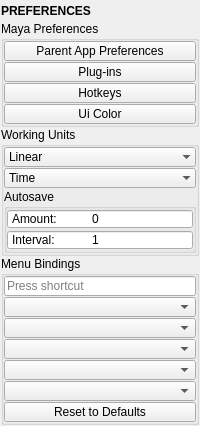
First picture: the form in tentacle/ui/preferences.ui, repository m3trik/tentacle, before the edit.
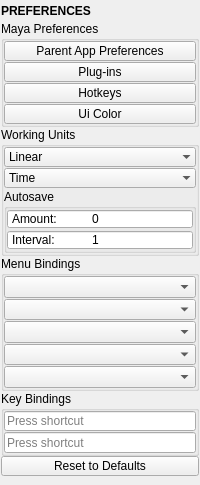
Second picture: the form after the edit. Custom widgets are drawn as their Qt base class.

Commit message: Update preferences slots and UI

```diff
--- a/tentacle/ui/preferences.ui
+++ b/tentacle/ui/preferences.ui
@@ -10,7 +10,7 @@
     <x>0</x>
     <y>0</y>
     <width>200</width>
-    <height>255</height>
+    <height>485</height>
    </rect>
   </property>
   <property name="windowTitle">
@@ -372,19 +372,6 @@
          <property name="bottomMargin">
           <number>0</number>
          </property>
-         <item>
-          <widget class="QKeySequenceEdit" name="kse_activation_key">
-           <property name="minimumSize">
-            <size>
-             <width>0</width>
-             <height>20</height>
-            </size>
-           </property>
-           <property name="toolTip">
-            <string>Set the hotkey to show the marking menu</string>
-           </property>
-          </widget>
-         </item>
          <item>
           <widget class="ComboBox" name="cmb_bind_default">
            <property name="minimumSize">
@@ -450,8 +437,32 @@
            </property>
           </widget>
          </item>
+        </layout>
+       </widget>
+      </item>
+      <item>
+       <widget class="QGroupBox" name="bindings_group_2">
+        <property name="title">
+         <string>Key Bindings</string>
+        </property>
+        <layout class="QVBoxLayout" name="verticalLayout_bindings_3">
+         <property name="spacing">
+          <number>1</number>
+         </property>
+         <property name="leftMargin">
+          <number>0</number>
+         </property>
+         <property name="topMargin">
+          <number>0</number>
+         </property>
+         <property name="rightMargin">
+          <number>0</number>
+         </property>
+         <property name="bottomMargin">
+          <number>0</number>
+         </property>
          <item>
-          <widget class="QPushButton" name="b_reset_bindings">
+          <widget class="QKeySequenceEdit" name="kse_activation_key">
            <property name="minimumSize">
             <size>
              <width>0</width>
@@ -461,14 +472,37 @@
            <property name="toolTip">
             <string>Reset bindings to defaults</string>
            </property>
-           <property name="text">
-            <string>Reset to Defaults</string>
+          </widget>
+         </item>
+         <item>
+          <widget class="QKeySequenceEdit" name="kse_repeat_last">
+           <property name="minimumSize">
+            <size>
+             <width>0</width>
+             <height>20</height>
+            </size>
            </property>
           </widget>
          </item>
         </layout>
        </widget>
       </item>
+      <item>
+       <widget class="QPushButton" name="b_reset_bindings">
+        <property name="minimumSize">
+         <size>
+          <width>0</width>
+          <height>20</height>
+         </size>
+        </property>
+        <property name="toolTip">
+         <string>Reset bindings to defaults</string>
+        </property>
+        <property name="text">
+         <string>Reset to Defaults</string>
+        </property>
+       </widget>
+      </item>
       <item>
        <spacer name="verticalSpacer_2">
         <property name="orientation">
```
Left out of the diff: 5 changed lines with no effect on the pictures. The commit also changes 2 other files.
